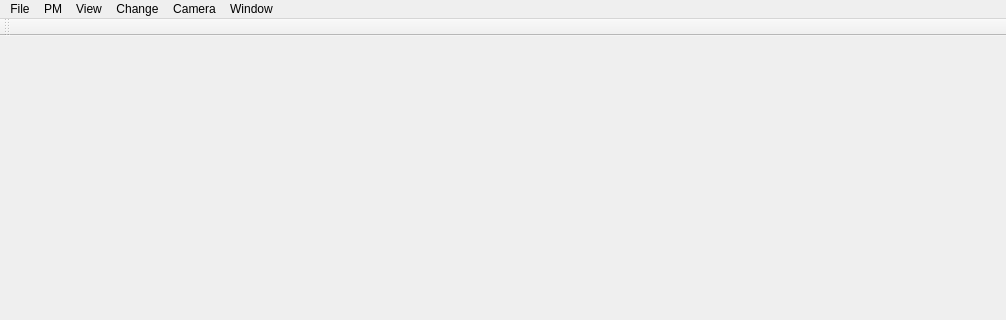
The window that ZoningPlanner/MainWindow.ui (gnishida/ZoningPlanner) describes before a commit, drawn with Qt 5; both pictures show x 0 to 1006 and y 0 to 320 of the 1006 by 800 pixel window.
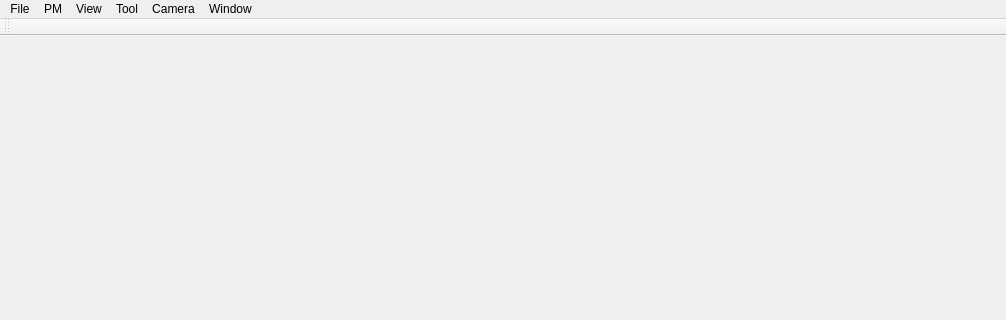
The same window after the commit. Icons and pictures are not drawn.

What changed in the file:
```diff
--- a/ZoningPlanner/MainWindow.ui
+++ b/ZoningPlanner/MainWindow.ui
@@ -85,16 +85,16 @@
     </property>
     <addaction name="actionViewZoning"/>
    </widget>
-   <widget class="QMenu" name="menuChange">
+   <widget class="QMenu" name="menuTool">
     <property name="title">
-     <string>Change</string>
+     <string>Tool</string>
     </property>
     <addaction name="actionChangePropose"/>
    </widget>
    <addaction name="menuFile"/>
    <addaction name="menuPM"/>
    <addaction name="menuView"/>
-   <addaction name="menuChange"/>
+   <addaction name="menuTool"/>
    <addaction name="menuCamera"/>
    <addaction name="menuWindow"/>
   </widget>
```
Left out of the diff: 22 changed lines with no effect on the pictures.
